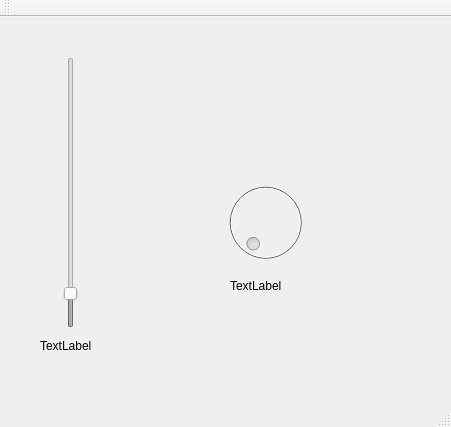
First picture: the form in rpicarclient.ui, repository rejamen/RPiCarClient, before the edit.
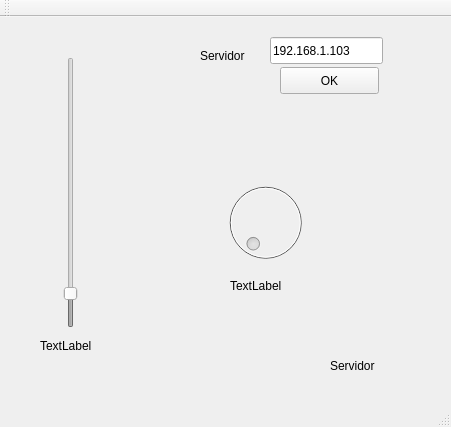
Second picture: the form after the edit.

```diff
--- a/rpicarclient.ui
+++ b/rpicarclient.ui
@@ -78,6 +78,58 @@
      <string>TextLabel</string>
     </property>
    </widget>
+   <widget class="QLabel" name="label">
+    <property name="geometry">
+     <rect>
+      <x>200</x>
+      <y>30</y>
+      <width>67</width>
+      <height>17</height>
+     </rect>
+    </property>
+    <property name="text">
+     <string>Servidor</string>
+    </property>
+   </widget>
+   <widget class="QLineEdit" name="lineServerAddress">
+    <property name="geometry">
+     <rect>
+      <x>270</x>
+      <y>20</y>
+      <width>113</width>
+      <height>27</height>
+     </rect>
+    </property>
+    <property name="text">
+     <string>192.168.1.103</string>
+    </property>
+   </widget>
+   <widget class="QPushButton" name="buttonConnect">
+    <property name="geometry">
+     <rect>
+      <x>280</x>
+      <y>50</y>
+      <width>99</width>
+      <height>27</height>
+     </rect>
+    </property>
+    <property name="text">
+     <string>OK</string>
+    </property>
+   </widget>
+   <widget class="QLabel" name="labelStatus">
+    <property name="geometry">
+     <rect>
+      <x>330</x>
+      <y>340</y>
+      <width>67</width>
+      <height>17</height>
+     </rect>
+    </property>
+    <property name="text">
+     <string>Servidor</string>
+    </property>
+   </widget>
   </widget>
   <widget class="QMenuBar" name="menuBar">
    <property name="geometry">
```
Left out of the diff: 3 changed lines with no effect on the pictures.
